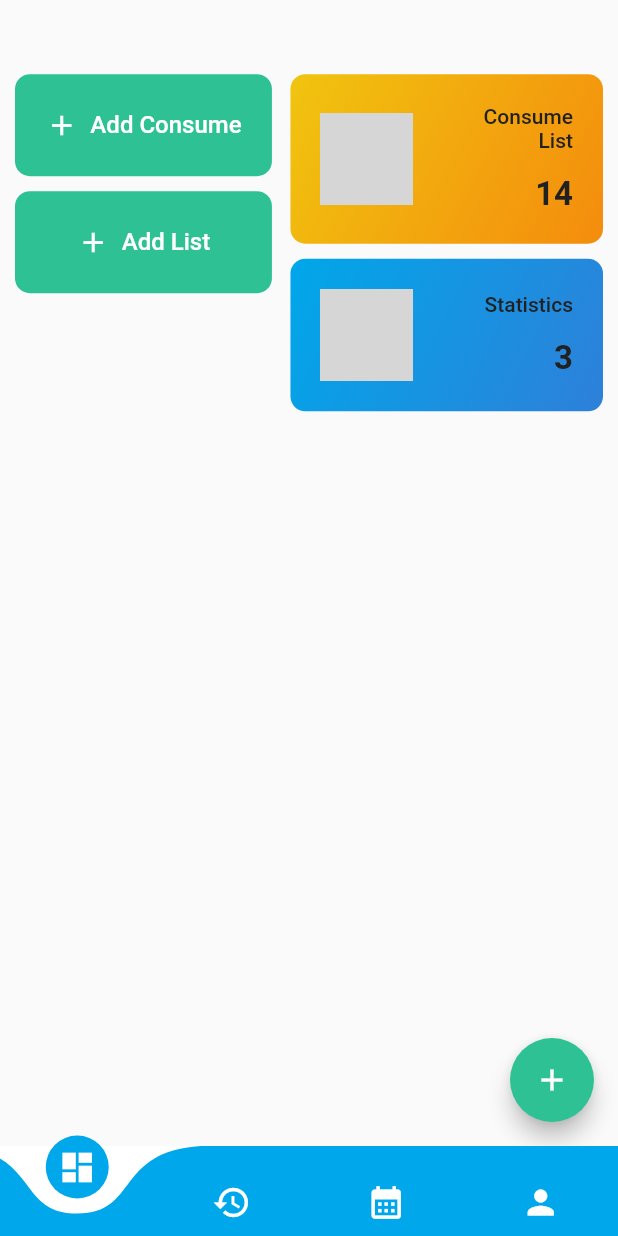
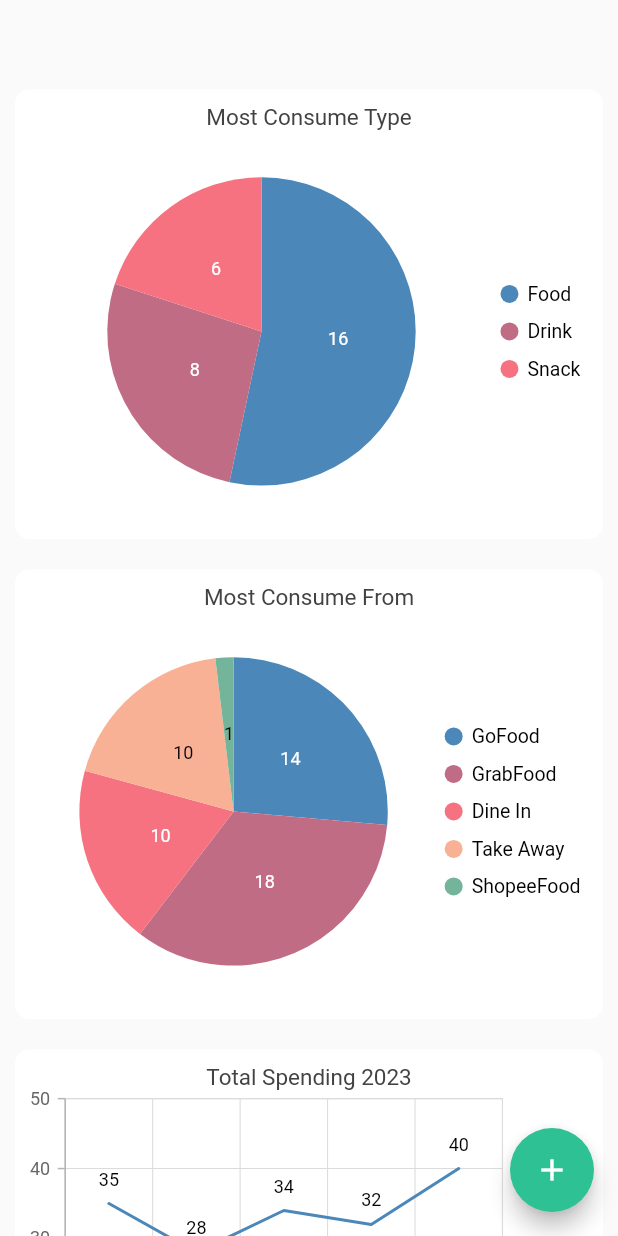
Before and after one commit to FlazeFy/Kumande-Mobile, a Flutter app: the screen it shows after launch, after a tap on "Statistics", on a phone screen of 412 x 824 dp. Run offline on Flutter 3.47's test engine with Material 2 defaults, Android fonts, the phone set to English and light mode, and no system bars; drawn by our look-alikes of curved_navigation_bar; our stand-ins replace syncfusion_flutter_charts; grey boxes are pictures that could not be loaded.

Commit message:
[FE] most consume type, most consume from, total spending

```diff
--- a/lib/Components/Containers/dashboard.dart
+++ b/lib/Components/Containers/dashboard.dart
@@ -1,9 +1,14 @@
 import 'package:flutter/material.dart';
 
-Widget getDashboardContainer(
-    double width, int total, String title, String url, colorStart, colorEnd) {
+Widget getDashboardContainer(double width, int total, String title, String url,
+    colorStart, colorEnd, ctx, route) {
   return GestureDetector(
-    onTap: () {},
+    onTap: () {
+      Navigator.push(
+        ctx,
+        MaterialPageRoute(builder: (context) => route),
+      );
+    },
     child: Container(
         padding: const EdgeInsets.all(20),
         margin: const EdgeInsets.only(bottom: 10, right: 10),
--- a/lib/Modules/Variables/global.dart
+++ b/lib/Modules/Variables/global.dart
@@ -0,0 +1,13 @@
+class PieData {
+  PieData(this.xData, this.yData, [this.text]);
+  final String xData;
+  final num yData;
+  final String text;
+}
+
+class LineData {
+  LineData(this.month, this.total);
+
+  final String month;
+  final double total;
+}
--- a/lib/Pages/MainMenus/DashboardPage/index.dart
+++ b/lib/Pages/MainMenus/DashboardPage/index.dart
@@ -1,6 +1,10 @@
 import 'package:flutter/material.dart';
 import 'package:kumande/Components/Containers/dashboard.dart';
 import 'package:kumande/Modules/Variables/style.dart';
+import 'package:kumande/Pages/SubMenus/AddConsumeListPages/index.dart';
+import 'package:kumande/Pages/SubMenus/AddConsumePages/index.dart';
+import 'package:kumande/Pages/SubMenus/ConsumeListPages/index.dart';
+import 'package:kumande/Pages/SubMenus/StatisticPages/index.dart';
 
 class DashboardPage extends StatefulWidget {
   const DashboardPage({Key key}) : super(key: key);
@@ -32,10 +36,17 @@ class _DashboardPageState extends State<DashboardPage> {
                         margin: const EdgeInsets.only(bottom: 10, left: 10),
                         decoration: BoxDecoration(
                           color: successBg,
-                          borderRadius: BorderRadius.all(Radius.circular(10)),
+                          borderRadius:
+                              const BorderRadius.all(Radius.circular(10)),
                         ),
                         child: TextButton.icon(
-                          onPressed: () {},
+                          onPressed: () {
+                            Navigator.push(
+                              context,
+                              MaterialPageRoute(
+                                  builder: (context) => const AddConsumePage()),
+                            );
+                          },
                           icon: const Icon(
                             Icons.add,
                             size: 22,
@@ -52,10 +63,18 @@ class _DashboardPageState extends State<DashboardPage> {
                         margin: const EdgeInsets.only(bottom: 10, left: 10),
                         decoration: BoxDecoration(
                           color: successBg,
-                          borderRadius: BorderRadius.all(Radius.circular(10)),
+                          borderRadius:
+                              const BorderRadius.all(Radius.circular(10)),
                         ),
                         child: TextButton.icon(
-                          onPressed: () {},
+                          onPressed: () {
+                            Navigator.push(
+                              context,
+                              MaterialPageRoute(
+                                  builder: (context) =>
+                                      const AddConsumeListPage()),
+                            );
+                          },
                           icon: const Icon(
                             Icons.add,
                             size: 22,
@@ -72,10 +91,24 @@ class _DashboardPageState extends State<DashboardPage> {
                 SizedBox(
                     width: fullWidth * 0.53,
                     child: Column(children: [
-                      getDashboardContainer(fullWidth, 14, "Consume List",
-                          "Collection.png", containerBgThird, warningBg),
-                      getDashboardContainer(fullWidth, 3, "Statistics",
-                          "Statistics.png", primaryBg, containerBgSecondary)
+                      getDashboardContainer(
+                          fullWidth,
+                          14,
+                          "Consume List",
+                          "Collection.png",
+                          containerBgThird,
+                          warningBg,
+                          context,
+                          const ConsumeListPage()),
+                      getDashboardContainer(
+                          fullWidth,
+                          3,
+                          "Statistics",
+                          "Statistics.png",
+                          primaryBg,
+                          containerBgSecondary,
+                          context,
+                          const StatisticPage())
                     ]))
               ])
         ],
--- /dev/null
+++ b/lib/Pages/SubMenus/StatisticPages/Layouts/mostConsumeFrom.dart
@@ -0,0 +1,47 @@
+import 'package:flutter/material.dart';
+import 'package:kumande/Modules/Variables/global.dart';
+import 'package:kumande/Modules/Variables/style.dart';
+import 'package:syncfusion_flutter_charts/charts.dart';
+
+class MostConsumeFromLayout extends StatefulWidget {
+  const MostConsumeFromLayout({Key key}) : super(key: key);
+
+  @override
+  State<MostConsumeFromLayout> createState() => _MostConsumeFromLayoutState();
+}
+
+class _MostConsumeFromLayoutState extends State<MostConsumeFromLayout> {
+  List<PieData> data2 = [
+    PieData('GoFood', 14),
+    PieData('GrabFood', 18),
+    PieData('Dine In', 10),
+    PieData('Take Away', 10),
+    PieData('ShopeeFood', 1),
+  ];
+
+  @override
+  Widget build(BuildContext context) {
+    double fullHeight = MediaQuery.of(context).size.height;
+    double fullWidth = MediaQuery.of(context).size.width;
+
+    return Container(
+        margin: const EdgeInsets.all(10),
+        decoration: const BoxDecoration(
+          color: Colors.white,
+          borderRadius: BorderRadius.all(Radius.circular(10)),
+        ),
+        child: SfCircularChart(
+            title: ChartTitle(text: 'Most Consume From'),
+            legend: Legend(isVisible: true),
+            series: <PieSeries<PieData, String>>[
+              PieSeries<PieData, String>(
+                  explode: true,
+                  explodeIndex: 0,
+                  dataSource: data2,
+                  xValueMapper: (PieData data, _) => data.xData,
+                  yValueMapper: (PieData data, _) => data.yData,
+                  dataLabelMapper: (PieData data, _) => data.text,
+                  dataLabelSettings: const DataLabelSettings(isVisible: true)),
+            ]));
+  }
+}
--- /dev/null
+++ b/lib/Pages/SubMenus/StatisticPages/Layouts/mostConsumeType.dart
@@ -0,0 +1,45 @@
+import 'package:flutter/material.dart';
+import 'package:kumande/Modules/Variables/global.dart';
+import 'package:kumande/Modules/Variables/style.dart';
+import 'package:syncfusion_flutter_charts/charts.dart';
+
+class MostConsumeTypeLayout extends StatefulWidget {
+  const MostConsumeTypeLayout({Key key}) : super(key: key);
+
+  @override
+  State<MostConsumeTypeLayout> createState() => _MostConsumeTypeLayoutState();
+}
+
+class _MostConsumeTypeLayoutState extends State<MostConsumeTypeLayout> {
+  List<PieData> data2 = [
+    PieData('Food', 16),
+    PieData('Drink', 8),
+    PieData('Snack', 6),
+  ];
+
+  @override
+  Widget build(BuildContext context) {
+    double fullHeight = MediaQuery.of(context).size.height;
+    double fullWidth = MediaQuery.of(context).size.width;
+
+    return Container(
+        margin: const EdgeInsets.all(10),
+        decoration: const BoxDecoration(
+          color: Colors.white,
+          borderRadius: BorderRadius.all(Radius.circular(10)),
+        ),
+        child: SfCircularChart(
+            title: ChartTitle(text: 'Most Consume Type'),
+            legend: Legend(isVisible: true),
+            series: <PieSeries<PieData, String>>[
+              PieSeries<PieData, String>(
+                  explode: true,
+                  explodeIndex: 0,
+                  dataSource: data2,
+                  xValueMapper: (PieData data, _) => data.xData,
+                  yValueMapper: (PieData data, _) => data.yData,
+                  dataLabelMapper: (PieData data, _) => data.text,
+                  dataLabelSettings: const DataLabelSettings(isVisible: true)),
+            ]));
+  }
+}
--- /dev/null
+++ b/lib/Pages/SubMenus/StatisticPages/Layouts/totalSpending.dart
@@ -0,0 +1,47 @@
+import 'package:flutter/material.dart';
+import 'package:kumande/Modules/Variables/global.dart';
+import 'package:kumande/Modules/Variables/style.dart';
+import 'package:syncfusion_flutter_charts/charts.dart';
+
+class TotalSpendingLayout extends StatefulWidget {
+  const TotalSpendingLayout({Key key}) : super(key: key);
+
+  @override
+  State<TotalSpendingLayout> createState() => _TotalSpendingLayoutState();
+}
+
+class _TotalSpendingLayoutState extends State<TotalSpendingLayout> {
+  List<LineData> data = [
+    LineData('Jan', 35),
+    LineData('Feb', 28),
+    LineData('Mar', 34),
+    LineData('Apr', 32),
+    LineData('May', 40)
+  ];
+
+  @override
+  Widget build(BuildContext context) {
+    double fullHeight = MediaQuery.of(context).size.height;
+    double fullWidth = MediaQuery.of(context).size.width;
+
+    return Container(
+        margin: const EdgeInsets.all(10),
+        child: SfCartesianChart(
+            primaryXAxis: CategoryAxis(),
+            title: ChartTitle(text: 'Total Spending 2023'),
+            legend: Legend(isVisible: true),
+            tooltipBehavior: TooltipBehavior(enable: true),
+            series: <ChartSeries<LineData, String>>[
+              LineSeries<LineData, String>(
+                  dataSource: data,
+                  xValueMapper: (LineData dt, _) => dt.month,
+                  yValueMapper: (LineData dt, _) => dt.total,
+                  name: 'Total',
+                  dataLabelSettings: const DataLabelSettings(isVisible: true))
+            ]),
+        decoration: const BoxDecoration(
+          color: Colors.white,
+          borderRadius: BorderRadius.all(Radius.circular(10)),
+        ));
+  }
+}
--- /dev/null
+++ b/lib/Pages/SubMenus/StatisticPages/index.dart
@@ -0,0 +1,37 @@
+import 'package:flutter/material.dart';
+import 'package:kumande/Modules/Variables/style.dart';
+import 'package:kumande/Pages/SubMenus/StatisticPages/Layouts/mostConsumeFrom.dart';
+import 'package:kumande/Pages/SubMenus/StatisticPages/Layouts/mostConsumeType.dart';
+import 'package:kumande/Pages/SubMenus/StatisticPages/Layouts/totalSpending.dart';
+
+class StatisticPage extends StatefulWidget {
+  const StatisticPage({Key key}) : super(key: key);
+
+  @override
+  State<StatisticPage> createState() => _StatisticPageState();
+}
+
+class _StatisticPageState extends State<StatisticPage> {
+  @override
+  Widget build(BuildContext context) {
+    double fullHeight = MediaQuery.of(context).size.height;
+    double fullWidth = MediaQuery.of(context).size.width;
+
+    return Scaffold(
+      body: ListView(
+        padding: EdgeInsets.only(top: fullHeight * 0.06),
+        children: const [
+          MostConsumeTypeLayout(),
+          MostConsumeFromLayout(),
+          TotalSpendingLayout()
+        ],
+      ),
+      floatingActionButton: FloatingActionButton(
+        backgroundColor: successBg,
+        onPressed: () {},
+        tooltip: 'Increment',
+        child: const Icon(Icons.add),
+      ),
+    );
+  }
+}
--- a/pubspec.yaml
+++ b/pubspec.yaml
@@ -39,6 +39,7 @@ dependencies:
   # The following adds the Cupertino Icons font to your application.
   # Use with the CupertinoIcons class for iOS style icons.
   cupertino_icons: ^1.0.2
+  syncfusion_flutter_charts: ^21.1.39
 
 dev_dependencies:
   flutter_test:
```
Also changed, not shown: lib/Pages/SubMenus/AddConsumeListPages/index.dart (added, +30 -0 lines), lib/Pages/SubMenus/AddConsumePages/index.dart (added, +30 -0 lines), lib/Pages/SubMenus/ConsumeListPages/index.dart (added, +30 -0 lines), pubspec.lock.
